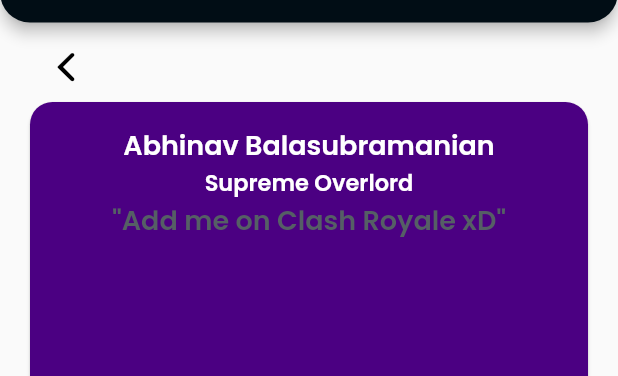
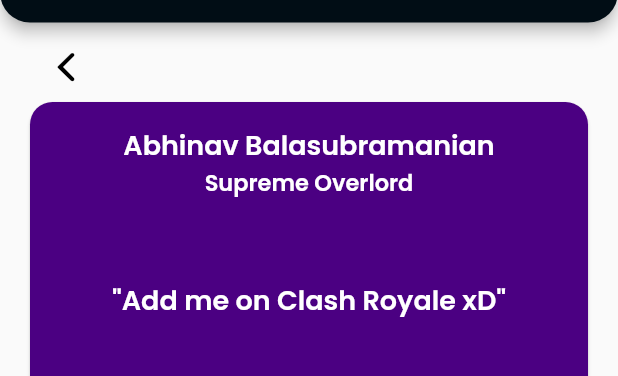
Before and after one commit to Woodlands-App-Team/WAPP, a Flutter app: the WappDescPage screen opened directly, after a tap on "Abhinav Balasubramanian", on a phone screen of 412 x 824 dp, the part 81-457 px from its top. Run offline on Flutter 3.47's test engine with Material 2 defaults, Android fonts, the phone set to English and light mode, and no system bars; drawn by our look-alikes of flip_card; our stand-ins replace animated_text_kit, auto_size_text, cloud_firestore, cloud_functions, firebase_auth, firebase_core and 9 more; missing offline and left inert: dart:ffi, delayed_widget, oauth2, profanity_filter; accounts and stored records are empty; network calls fail; project files that could hold a hidden picture were left out.

Commit message:
removed justify on announcement page, changed wapp desc card layout, fixed padding on upvote page, fixed caf flip card error

```diff
--- a/lib/pages/announcements_page/announcement_card.dart
+++ b/lib/pages/announcements_page/announcement_card.dart
@@ -158,7 +158,6 @@ class _AnnouncementCardState extends State<AnnouncementCard>
                                   child: Text(
                                     widget.previewDescriptionText,
                                     overflow: TextOverflow.ellipsis,
-                                    textAlign: TextAlign.justify,
                                     maxLines: 4,
                                     style: GoogleFonts.poppins(
                                       color: white,
@@ -222,7 +221,6 @@ class _AnnouncementCardState extends State<AnnouncementCard>
                     Container(
                         padding: EdgeInsets.fromLTRB(20, 15, 20, 15),
                         child: Text(widget.expandedDescriptionText,
-                            textAlign: TextAlign.justify,
                             style: GoogleFonts.poppins(
                                 color: white, fontSize: 16))), //16.5
                   ],
--- a/lib/pages/announcements_page/event_card.dart
+++ b/lib/pages/announcements_page/event_card.dart
@@ -269,7 +269,6 @@ class _EventCardState extends State<EventCard>
                     Container(
                         padding: EdgeInsets.fromLTRB(20, 15, 20, 15),
                         child: Text(widget.expandedDescriptionText,
-                            textAlign: TextAlign.justify,
                             style: GoogleFonts.poppins(
                                 color: white, fontSize: 16))), //16.5
                   ],
--- a/lib/pages/caf_menu_page/caf_menu_page.dart
+++ b/lib/pages/caf_menu_page/caf_menu_page.dart
@@ -86,7 +86,7 @@ class _CafMenuPageState extends State<CafMenuPage>
               ),
             ),
             Container(
-                height: 200,
+                height: 210,
                 width: MediaQuery.of(context).size.width,
                 child: StreamBuilder<QuerySnapshot>(
                   stream: db.snapshots(),
--- a/lib/pages/general_page/wapp_desc_page.dart
+++ b/lib/pages/general_page/wapp_desc_page.dart
@@ -193,6 +193,8 @@ class WappDescPage extends StatelessWidget {
             padding: const EdgeInsets.only(top: 15, bottom: 15),
             child: Column(
               children: [
+                Column(
+                  children: [
                     Text(name,
                         style: GoogleFonts.poppins(
                           color: white,
@@ -205,12 +207,20 @@ class WappDescPage extends StatelessWidget {
                           fontSize: 15,
                           fontWeight: FontWeight.w600,
                         )),
-                Text(desc,
+                  ],
+                ),
+                Expanded(
+                  child: Center(
+                    child: Container(
+                      child: Text(desc,
                           style: GoogleFonts.poppins(
-                      color: grey,
+                            color: white,
                             fontSize: 18,
                             fontWeight: FontWeight.w600,
                           )),
+                    ),
+                  ),
+                ),
               ],
             ),
           ),
--- a/lib/pages/song_upvote_page/song_upvote_page.dart
+++ b/lib/pages/song_upvote_page/song_upvote_page.dart
@@ -115,7 +115,7 @@ class _SongUpvotePageState extends State<SongUpvotePage> {
                             0,
                             index == 0 ? 10 : 0,
                             0,
-                            index == snapshot.data!.docs.length - 1 ? 10 : 0,
+                            index == snapshot.data!.docs.length - 1 ? 70 : 0,
                           ),
                           child: doc['upvotedUsers']
                                   .contains(_user.currentUser!.uid)
```
Also changed, not shown: lib/pages/caf_menu_page/cafFlipCard.dart (+2 -6 lines), 1 other file. Lines whose indentation alone changed are shown as unchanged.
